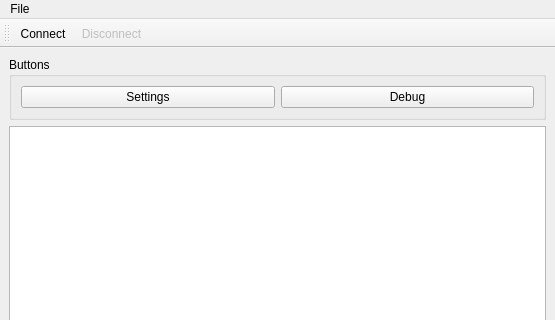
Old version of the form gui/design.ui in the repository DaveA50/wfs; both pictures show x 0 to 555 and y 0 to 320 of the 555 by 541 pixel window.
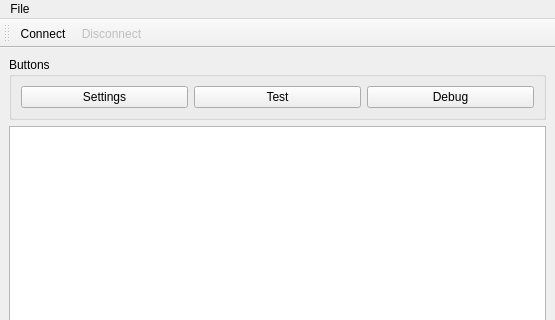
New version of the form.

Commit message: Move debug function to new test button

```diff
--- a/gui/design.ui
+++ b/gui/design.ui
@@ -21,7 +21,7 @@
        <string>Buttons</string>
       </property>
       <layout class="QGridLayout" name="gridLayout_2">
-       <item row="0" column="1">
+       <item row="0" column="2">
         <widget class="QPushButton" name="btn_debug">
          <property name="text">
           <string>Debug</string>
@@ -35,6 +35,13 @@
          </property>
         </widget>
        </item>
+       <item row="0" column="1">
+        <widget class="QPushButton" name="btn_test">
+         <property name="text">
+          <string>Test</string>
+         </property>
+        </widget>
+       </item>
       </layout>
      </widget>
     </item>
```
The commit also changes 2 other files.
